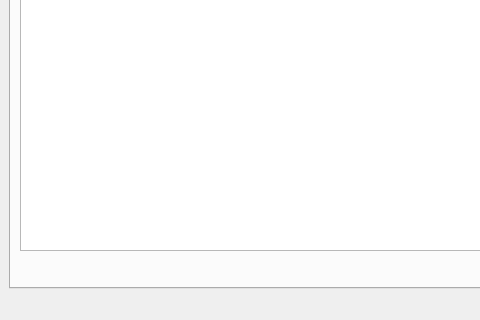
The window that libraries/qxrdlib/qxrdextraiowindow.ui (guyjennings/qxrd) describes before a commit, drawn with Qt 5; both pictures show x 0 to 480 and y 226 to 546 of the 727 by 546 pixel window.
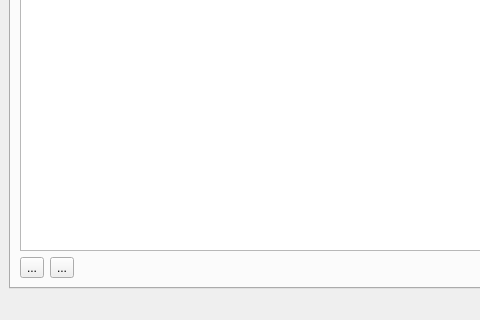
The same window after the commit. Icons and pictures are not drawn. Custom widgets are drawn as their Qt base class.

Commit message: Added restart and info button to exra io window

What changed in the file:
```diff
--- a/libraries/qxrdlib/qxrdextraiowindow.ui
+++ b/libraries/qxrdlib/qxrdextraiowindow.ui
@@ -30,6 +30,46 @@
         </item>
         <item row="1" column="0" colspan="2">
          <layout class="QHBoxLayout" name="horizontalLayout_2">
+          <item>
+           <widget class="QToolButton" name="m_RestartButton">
+            <property name="toolTip">
+             <string>Restart Sync</string>
+            </property>
+            <property name="text">
+             <string>...</string>
+            </property>
+            <property name="icon">
+             <iconset resource="qxrdresources.qrc">
+              <normaloff>:/images/system-reboot.png</normaloff>:/images/system-reboot.png</iconset>
+            </property>
+            <property name="iconSize">
+             <size>
+              <width>32</width>
+              <height>32</height>
+             </size>
+            </property>
+           </widget>
+          </item>
+          <item>
+           <widget class="QToolButton" name="m_SyncInfoButton">
+            <property name="toolTip">
+             <string>Sync Info Browser</string>
+            </property>
+            <property name="text">
+             <string>...</string>
+            </property>
+            <property name="icon">
+             <iconset resource="qxrdresources.qrc">
+              <normaloff>:/images/help-about.png</normaloff>:/images/help-about.png</iconset>
+            </property>
+            <property name="iconSize">
+             <size>
+              <width>32</width>
+              <height>32</height>
+             </size>
+            </property>
+           </widget>
+          </item>
           <item>
            <spacer name="horizontalSpacer_3">
             <property name="orientation">
```
Left out of the diff: 46 changed lines with no effect on the pictures. The commit also changes 3 other files.
